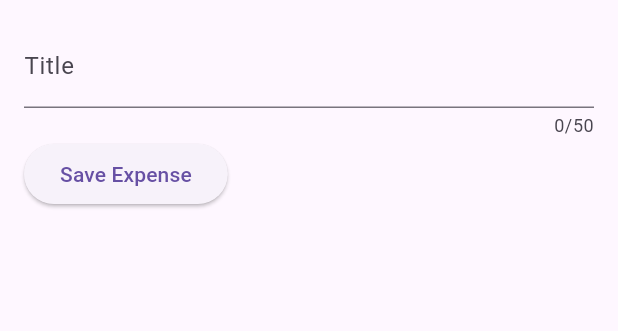
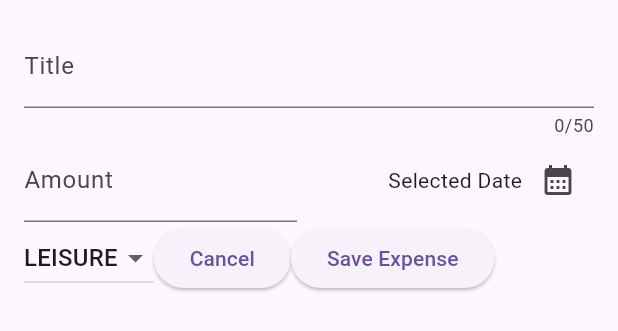
Before and after one commit to CompSciChriss/expense_tracker, a Flutter app: the NewExpense widget shown alone on an empty page, opened directly, on a phone screen of 412 x 824 dp. Shown: the top 331 px of the screen. Run offline on Flutter 3.47's test engine with Material 3 defaults, Android fonts, the phone set to English and light mode, and no system bars.

Commit message:
Added all variables and controllers for new expense

```diff
--- a/lib/widgets/new_expense.dart
+++ b/lib/widgets/new_expense.dart
@@ -1,4 +1,8 @@
+import 'package:expense_tracker/models/expense.dart';
 import 'package:flutter/material.dart';
+import 'package:intl/intl.dart';
+
+final formatter = DateFormat.yMd();
 
 class NewExpense extends StatefulWidget {
   const NewExpense({super.key});
@@ -11,10 +15,30 @@ class NewExpense extends StatefulWidget {
 
 class _NewExpenseState extends State<NewExpense> {
   final _titleController = TextEditingController();
+  final _amountController = TextEditingController();
+  DateTime? _selectedDate;
+  Category _selectedCategory = Category.leisure;
+
+  //Controller for amount
   @override
   void dispose() {
     _titleController.dispose();
+    _amountController.dispose();
+    //Make sure to dispose of it
     super.dispose();
+  }
+
+  void _presentDatePicker() async {
+    final now = DateTime.now();
+    final firstDate = DateTime(now.year - 1, now.month, now.day);
+    final pickedDate = await showDatePicker(
+        context: context,
+        initialDate: now,
+        firstDate: firstDate,
+        lastDate: now);
+    setState(() {
+      _selectedDate = pickedDate;
+    });
   }
 
   @override
@@ -39,12 +63,72 @@ class _NewExpenseState extends State<NewExpense> {
           ),
           Row(
             children: [
+              Expanded(
+                child: TextField(
+                  controller: _amountController,
+                  keyboardType: TextInputType.number,
+                  decoration: const InputDecoration(
+                    prefixText: '\$',
+                    label: Text("Amount"),
+                  ),
+                ),
+              ),
+              const SizedBox(width: 16),
+              Expanded(
+                child: Row(
+                  mainAxisAlignment: MainAxisAlignment.end,
+                  crossAxisAlignment: CrossAxisAlignment.center,
+                  children: [
+                    Text(
+                      _selectedDate == null
+                          ? 'Selected Date'
+                          : formatter.format(_selectedDate!),
+                    ),
+                    IconButton(
+                        onPressed: _presentDatePicker,
+                        icon: const Icon(Icons.calendar_month)),
+                  ],
+                ),
+              ),
+            ],
+          ),
+          Row(
+            children: [
+              DropdownButton(
+                  value: _selectedCategory,
+                  items: Category.values
+                      .map(
+                        (category) => DropdownMenuItem(
+                          value: category,
+                          child: Text(
+                            category.name.toUpperCase(),
+                          ),
+                        ),
+                      )
+                      .toList(),
+                  onChanged: (value) {
+                    // print(value);
+                    if (value == null) {
+                      return;
+                    }
+                    setState(() {
+                      _selectedCategory = value;
+                    });
+                  }),
+              ElevatedButton(
+                onPressed: () {
+                  Navigator.pop(context);
+                },
+                child: const Text("Cancel"),
+              ),
               ElevatedButton(
                 onPressed: () {
                   print(_titleController.text);
+                  print(_amountController.text);
+                  //print the amount data
                 },
                 child: Text('Save Expense'),
-              )
+              ),
             ],
           ),
         ],
```
